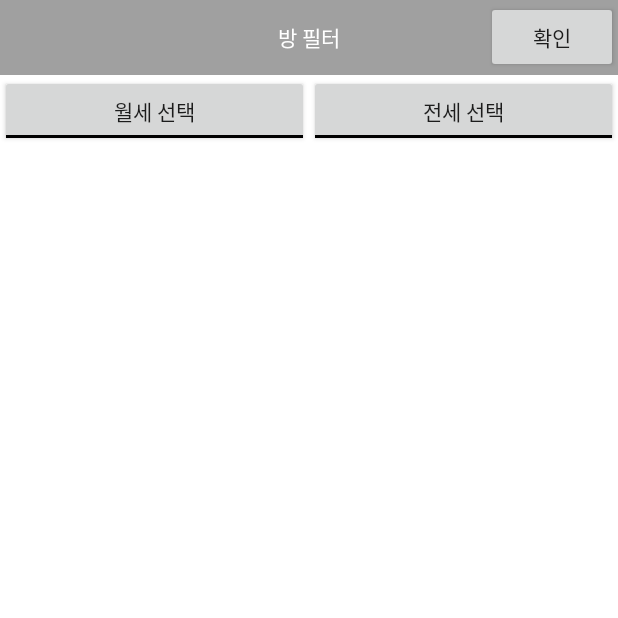
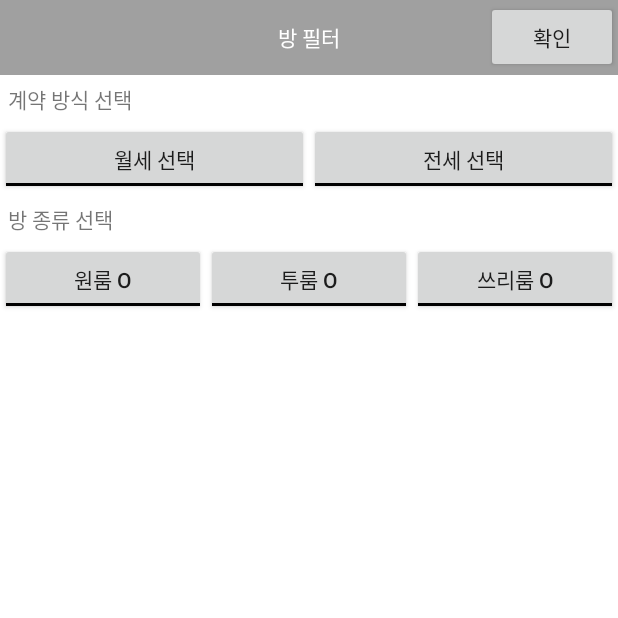
Before and after one commit to cho881020/DabangCopy, an Android app: the RoomFilterActivity screen opened directly, with no data from a screen before it, on a phone screen of 412 x 824 dp, the top half of it. Run offline under Robolectric (Android 15) with nearby library versions, the phone set to English and light mode, and no system bars.

Commit message:
필터 연습문제

```diff
--- a/app/src/main/res/layout/activity_room_filter.xml
+++ b/app/src/main/res/layout/activity_room_filter.xml
@@ -4,8 +4,8 @@
     xmlns:tools="http://schemas.android.com/tools"
     android:layout_width="match_parent"
     android:layout_height="match_parent"
+    android:background="@color/white"
     android:orientation="vertical"
-    android:background="@color/white"
     tools:context="kr.co.tjeit.dabangcopy.RoomFilterActivity">
 
     <FrameLayout
@@ -14,20 +14,26 @@
         android:background="#A0A0A0">
 
         <TextView
-            android:layout_gravity="center"
             android:layout_width="wrap_content"
             android:layout_height="wrap_content"
+            android:layout_gravity="center"
             android:text="방 필터"
-            android:textColor="@color/white"/>
+            android:textColor="@color/white" />
 
         <Button
             android:id="@+id/okBtn"
-            android:layout_gravity="right|center_vertical"
             android:layout_width="wrap_content"
             android:layout_height="wrap_content"
-            android:text="확인"/>
+            android:layout_gravity="right|center_vertical"
+            android:text="확인" />
 
     </FrameLayout>
+
+    <TextView
+        android:layout_width="wrap_content"
+        android:layout_height="wrap_content"
+        android:padding="5dp"
+        android:text="계약 방식 선택"/>
 
     <LinearLayout
         android:layout_width="match_parent"
@@ -38,19 +44,57 @@
             android:id="@+id/monthPayToggleBtn"
             android:layout_width="0dp"
             android:layout_height="wrap_content"
+            android:layout_weight="1"
             android:checked="true"
-            android:textOn="월세 선택"
             android:textOff="월세 안봄"
-            android:layout_weight="1"/>
+            android:textOn="월세 선택" />
 
         <ToggleButton
             android:id="@+id/charterToggleBtn"
-            android:textOn="전세 선택"
-            android:textOff="전세 안봄"
-            android:checked="true"
             android:layout_width="0dp"
             android:layout_height="wrap_content"
-            android:layout_weight="1"/>
+            android:layout_weight="1"
+            android:checked="true"
+            android:textOff="전세 안봄"
+            android:textOn="전세 선택" />
+
+    </LinearLayout>
+
+
+    <TextView
+        android:layout_width="wrap_content"
+        android:layout_height="wrap_content"
+        android:padding="5dp"
+        android:text="방 종류 선택"/>
+
+    <LinearLayout
+        android:layout_width="match_parent"
+        android:layout_height="wrap_content"
+        android:orientation="horizontal">
+
+        <ToggleButton
+            android:layout_width="0dp"
+            android:layout_weight="1"
+            android:layout_height="wrap_content"
+            android:checked="true"
+            android:textOn="원룸 O"
+            android:textOff="원룸 X"/>
+
+        <ToggleButton
+            android:layout_width="0dp"
+            android:layout_weight="1"
+            android:checked="true"
+            android:layout_height="wrap_content"
+            android:textOn="투룸 O"
+            android:textOff="투룸 X"/>
+
+        <ToggleButton
+            android:layout_width="0dp"
+            android:layout_weight="1"
+            android:checked="true"
+            android:layout_height="wrap_content"
+            android:textOn="쓰리룸 O"
+            android:textOff="쓰리룸 X"/>
 
     </LinearLayout>
 
```
